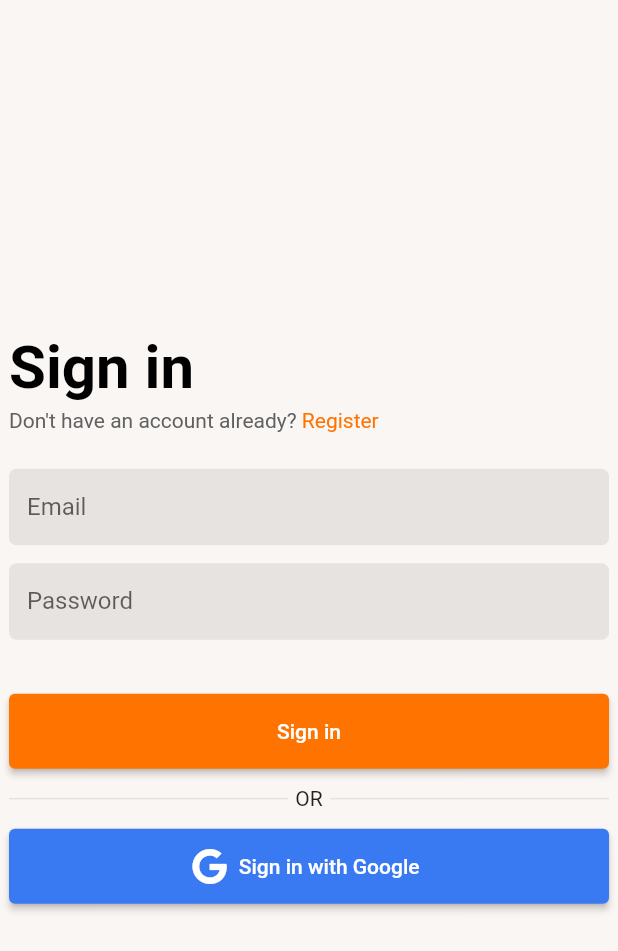
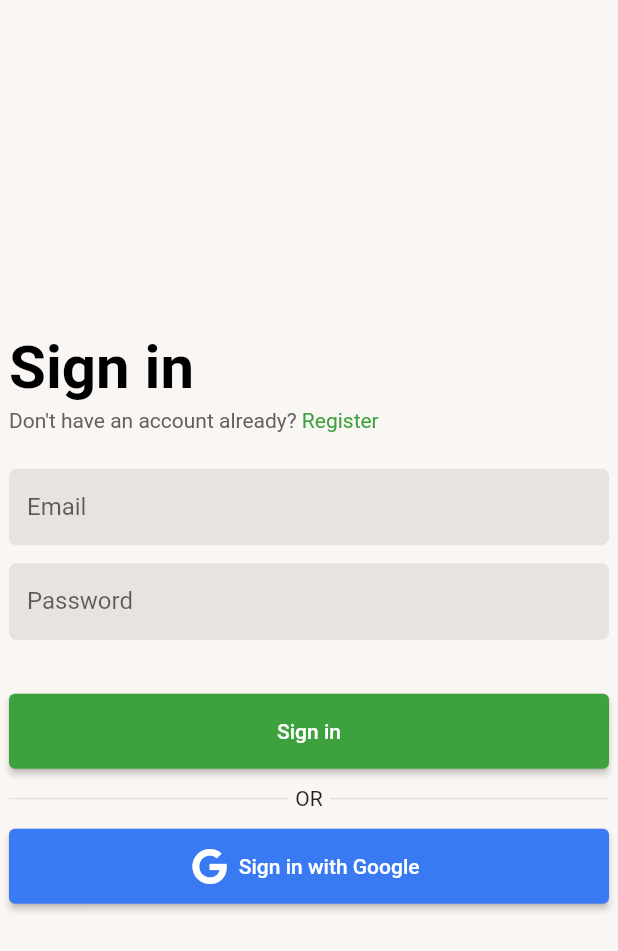
Before and after one commit to pnm122/chatapp, a Flutter app: the screen it shows after launch, on a phone screen of 412 x 824 dp. Shown: the top 951 px of the screen. Run offline on Flutter 3.47's test engine with Material 2 defaults, Android fonts, the phone set to English and light mode, and no system bars; our stand-ins replace badges, cloud_firestore, firebase_auth, firebase_core, font_awesome_flutter, google_sign_in and 1 more; missing offline and left inert: dart:html; accounts and stored records are empty.

Commit message:
Color changes

```diff
--- a/lib/consts.dart
+++ b/lib/consts.dart
@@ -19,16 +19,14 @@ class Consts {
   static EdgeInsets groupSectionPadding =  const EdgeInsets.symmetric(horizontal: 16.0, vertical: 8.0);
   static EdgeInsets groupTilePadding = const EdgeInsets.all(12.0);
   static EdgeInsets groupTileMargin = const EdgeInsets.symmetric(vertical: 4.0, horizontal: 16.0);
-  static const Color hoverColor = Color.fromARGB(255, 245, 245, 245);
-  static const Color selectedColor = Color.fromARGB(255, 255, 115, 0); // semi-transparent primary color
-  static const Color foregroundColor = Color.fromARGB(255, 255, 251, 247); // i.e. chat background
+  static const Color foregroundColor = Color.fromARGB(255, 241, 250, 241); // i.e. chat background
   static const Color backgroundColor = Color.fromARGB(255, 255, 255, 255); // i.e. groups background
    static const Color toolTipColor = Color.fromARGB(255, 73, 73, 73);
 
   static const tileShadow = BoxShadow(color: Colors.black12, offset: Offset(2, 5), blurRadius: 12.0);
   static const hoverTileShadow = BoxShadow(color: Colors.black26, offset: Offset(2, 5), blurRadius: 6.0);
 
-  static const Color sentColor = Color.fromARGB(255, 203, 67, 33);
+  static const Color sentColor = Color.fromARGB(255, 41, 106, 238);
   static const Color receivedColor = Color.fromARGB(255, 224, 224, 224);
   static const Color senderColor = Color.fromARGB(255, 99, 99, 99);
   static const Radius messageRadius = Radius.circular(18);
--- a/lib/main.dart
+++ b/lib/main.dart
@@ -54,7 +54,7 @@ class MyApp extends StatelessWidget {
         title: 'Chat App',
         theme: ThemeData(
           colorScheme: const ColorScheme(
-            primary: Color.fromARGB(255, 255, 115, 0),
+            primary: Color.fromARGB(255, 61, 162, 61),
             onPrimary: Colors.white,
             secondary: Colors.white,
             onSecondary: Colors.black,
--- a/lib/pages/chat_room.dart
+++ b/lib/pages/chat_room.dart
@@ -142,9 +142,9 @@ class _ChatRoomState extends State<ChatRoom> {
                 onTap: () => sendMessage(),
                 child: Padding(
                   padding: Consts.innerSenderPadding,
-                  child: Icon(
+                  child: const Icon(
                     Icons.send,
-                    color: Theme.of(context).colorScheme.primary,
+                    color: Consts.sentColor,
                   ),
                 ),
               )
--- a/lib/widgets/groups.dart
+++ b/lib/widgets/groups.dart
@@ -193,7 +193,7 @@ class _GroupTileState extends State<GroupTile> {
           padding: Consts.groupTilePadding,
           decoration: BoxDecoration(
             color: widget.index == selectedIndex
-              ? Consts.selectedColor
+              ? Theme.of(context).colorScheme.primary
               : Consts.backgroundColor,
             borderRadius: const BorderRadius.all(Radius.circular(12.0)),
             boxShadow: [
@@ -373,7 +373,7 @@ class _NoGroupsCreateGroupButtonState extends State<NoGroupsCreateGroupButton> {
         });
       },
       onTap: () {
-        pushPopUp(context, const CreateGroupPopUp(), "Create a group", true);
+        pushPopUp(context, const CreateGroupPopUp(), "Create Group", true);
       },
       child: Row(
         mainAxisAlignment: MainAxisAlignment.center,
```
